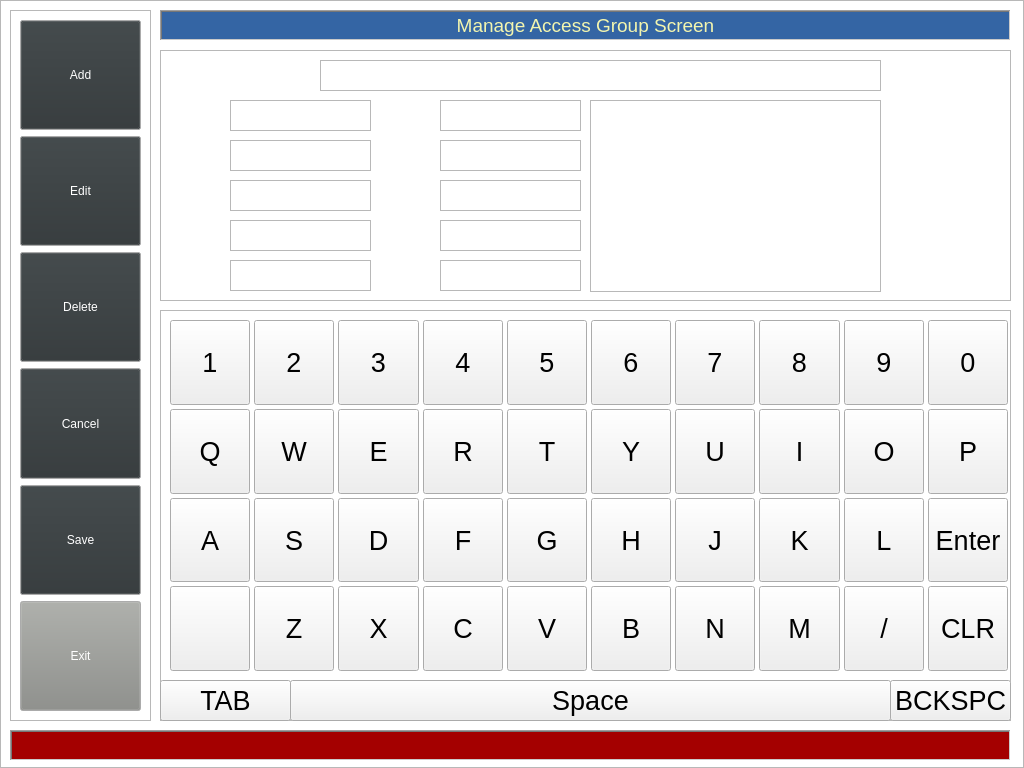
swodaemkram/aces, file access_group.ui: the form before one commit.
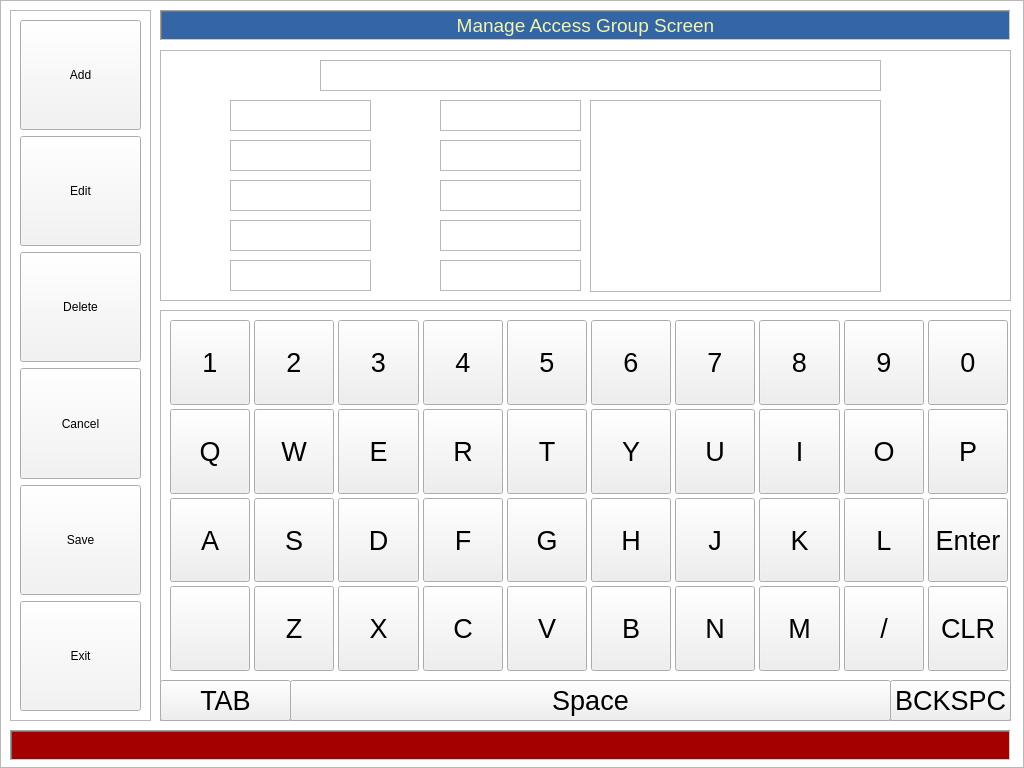
The form after the commit. Icons and pictures are not drawn.

```diff
--- a/access_group.ui
+++ b/access_group.ui
@@ -1295,18 +1295,18 @@
           <colorrole role="Button">
            <brush brushstyle="SolidPattern">
             <color alpha="255">
-             <red>46</red>
-             <green>52</green>
-             <blue>54</blue>
+             <red>243</red>
+             <green>243</green>
+             <blue>243</blue>
             </color>
            </brush>
           </colorrole>
           <colorrole role="ButtonText">
            <brush brushstyle="SolidPattern">
             <color alpha="255">
-             <red>255</red>
-             <green>255</green>
-             <blue>255</blue>
+             <red>0</red>
+             <green>0</green>
+             <blue>0</blue>
             </color>
            </brush>
           </colorrole>
@@ -1315,18 +1315,18 @@
           <colorrole role="Button">
            <brush brushstyle="SolidPattern">
             <color alpha="255">
-             <red>46</red>
-             <green>52</green>
-             <blue>54</blue>
+             <red>243</red>
+             <green>243</green>
+             <blue>243</blue>
             </color>
            </brush>
           </colorrole>
           <colorrole role="ButtonText">
            <brush brushstyle="SolidPattern">
             <color alpha="255">
-             <red>255</red>
-             <green>255</green>
-             <blue>255</blue>
+             <red>0</red>
+             <green>0</green>
+             <blue>0</blue>
             </color>
            </brush>
           </colorrole>
@@ -1335,9 +1335,9 @@
           <colorrole role="Button">
            <brush brushstyle="SolidPattern">
             <color alpha="255">
-             <red>46</red>
-             <green>52</green>
-             <blue>54</blue>
+             <red>243</red>
+             <green>243</green>
+             <blue>243</blue>
             </color>
            </brush>
           </colorrole>
@@ -1372,9 +1372,9 @@
           <colorrole role="Button">
            <brush brushstyle="SolidPattern">
             <color alpha="255">
-             <red>46</red>
-             <green>52</green>
-             <blue>54</blue>
+             <red>243</red>
+             <green>243</green>
+             <blue>243</blue>
             </color>
            </brush>
           </colorrole>
@@ -1390,9 +1390,9 @@
           <colorrole role="ButtonText">
            <brush brushstyle="SolidPattern">
             <color alpha="255">
-             <red>255</red>
-             <green>255</green>
-             <blue>255</blue>
+             <red>0</red>
+             <green>0</green>
+             <blue>0</blue>
             </color>
            </brush>
           </colorrole>
@@ -1401,9 +1401,9 @@
           <colorrole role="Button">
            <brush brushstyle="SolidPattern">
             <color alpha="255">
-             <red>46</red>
-             <green>52</green>
-             <blue>54</blue>
+             <red>243</red>
+             <green>243</green>
+             <blue>243</blue>
             </color>
            </brush>
           </colorrole>
@@ -1419,9 +1419,9 @@
           <colorrole role="ButtonText">
            <brush brushstyle="SolidPattern">
             <color alpha="255">
-             <red>255</red>
-             <green>255</green>
-             <blue>255</blue>
+             <red>0</red>
+             <green>0</green>
+             <blue>0</blue>
             </color>
            </brush>
           </colorrole>
@@ -1430,9 +1430,9 @@
           <colorrole role="Button">
            <brush brushstyle="SolidPattern">
             <color alpha="255">
-             <red>46</red>
-             <green>52</green>
-             <blue>54</blue>
+             <red>243</red>
+             <green>243</green>
+             <blue>243</blue>
             </color>
            </brush>
           </colorrole>
@@ -1476,18 +1476,18 @@
           <colorrole role="Button">
            <brush brushstyle="SolidPattern">
             <color alpha="255">
-             <red>46</red>
-             <green>52</green>
-             <blue>54</blue>
+             <red>243</red>
+             <green>243</green>
+             <blue>243</blue>
             </color>
            </brush>
           </colorrole>
           <colorrole role="ButtonText">
            <brush brushstyle="SolidPattern">
             <color alpha="255">
-             <red>255</red>
-             <green>255</green>
-             <blue>255</blue>
+             <red>0</red>
+             <green>0</green>
+             <blue>0</blue>
             </color>
            </brush>
           </colorrole>
@@ -1496,18 +1496,18 @@
           <colorrole role="Button">
            <brush brushstyle="SolidPattern">
             <color alpha="255">
-             <red>46</red>
-             <green>52</green>
-             <blue>54</blue>
+             <red>243</red>
+             <green>243</green>
+             <blue>243</blue>
             </color>
            </brush>
           </colorrole>
           <colorrole role="ButtonText">
            <brush brushstyle="SolidPattern">
             <color alpha="255">
-             <red>255</red>
-             <green>255</green>
-             <blue>255</blue>
+             <red>0</red>
+             <green>0</green>
+             <blue>0</blue>
             </color>
            </brush>
           </colorrole>
@@ -1516,9 +1516,9 @@
           <colorrole role="Button">
            <brush brushstyle="SolidPattern">
             <color alpha="255">
-             <red>46</red>
-             <green>52</green>
-             <blue>54</blue>
+             <red>243</red>
+             <green>243</green>
+             <blue>243</blue>
             </color>
            </brush>
           </colorrole>
@@ -1553,18 +1553,18 @@
           <colorrole role="Button">
            <brush brushstyle="SolidPattern">
             <color alpha="255">
-             <red>46</red>
-             <green>52</green>
-             <blue>54</blue>
+             <red>243</red>
+             <green>243</green>
+             <blue>243</blue>
             </color>
            </brush>
           </colorrole>
           <colorrole role="ButtonText">
            <brush brushstyle="SolidPattern">
             <color alpha="255">
-             <red>255</red>
-             <green>255</green>
-             <blue>255</blue>
+             <red>0</red>
+             <green>0</green>
+             <blue>0</blue>
             </color>
            </brush>
           </colorrole>
@@ -1573,18 +1573,18 @@
           <colorrole role="Button">
            <brush brushstyle="SolidPattern">
             <color alpha="255">
-             <red>46</red>
-             <green>52</green>
-             <blue>54</blue>
+             <red>243</red>
+             <green>243</green>
+             <blue>243</blue>
             </color>
            </brush>
           </colorrole>
           <colorrole role="ButtonText">
            <brush brushstyle="SolidPattern">
             <color alpha="255">
-             <red>255</red>
-             <green>255</green>
-             <blue>255</blue>
+             <red>0</red>
+             <green>0</green>
+             <blue>0</blue>
             </color>
            </brush>
           </colorrole>
@@ -1593,9 +1593,9 @@
           <colorrole role="Button">
            <brush brushstyle="SolidPattern">
             <color alpha="255">
-             <red>46</red>
-             <green>52</green>
-             <blue>54</blue>
+             <red>243</red>
+             <green>243</green>
+             <blue>243</blue>
             </color>
            </brush>
           </colorrole>
@@ -1630,18 +1630,18 @@
           <colorrole role="Button">
            <brush brushstyle="SolidPattern">
             <color alpha="255">
-             <red>46</red>
-             <green>52</green>
-             <blue>54</blue>
+             <red>243</red>
+             <green>243</green>
+             <blue>243</blue>
             </color>
            </brush>
           </colorrole>
           <colorrole role="ButtonText">
            <brush brushstyle="SolidPattern">
             <color alpha="255">
-             <red>255</red>
-             <green>255</green>
-             <blue>255</blue>
+             <red>0</red>
+             <green>0</green>
+             <blue>0</blue>
             </color>
            </brush>
           </colorrole>
@@ -1650,18 +1650,18 @@
           <colorrole role="Button">
            <brush brushstyle="SolidPattern">
             <color alpha="255">
-             <red>46</red>
-             <green>52</green>
-             <blue>54</blue>
+             <red>243</red>
+             <green>243</green>
+             <blue>243</blue>
             </color>
            </brush>
           </colorrole>
           <colorrole role="ButtonText">
            <brush brushstyle="SolidPattern">
             <color alpha="255">
-             <red>255</red>
-             <green>255</green>
-             <blue>255</blue>
+             <red>0</red>
+             <green>0</green>
+             <blue>0</blue>
             </color>
            </brush>
           </colorrole>
@@ -1670,9 +1670,9 @@
           <colorrole role="Button">
            <brush brushstyle="SolidPattern">
             <color alpha="255">
-             <red>46</red>
-             <green>52</green>
-             <blue>54</blue>
+             <red>243</red>
+             <green>243</green>
+             <blue>243</blue>
             </color>
            </brush>
           </colorrole>
@@ -1707,18 +1707,18 @@
           <colorrole role="Button">
            <brush brushstyle="SolidPattern">
             <color alpha="255">
-             <red>136</red>
-             <green>138</green>
-             <blue>133</blue>
+             <red>243</red>
+             <green>243</green>
+             <blue>243</blue>
             </color>
            </brush>
           </colorrole>
           <colorrole role="ButtonText">
            <brush brushstyle="SolidPattern">
             <color alpha="255">
-             <red>255</red>
-             <green>255</green>
-             <blue>255</blue>
+             <red>0</red>
+             <green>0</green>
+             <blue>0</blue>
             </color>
            </brush>
           </colorrole>
@@ -1727,18 +1727,18 @@
           <colorrole role="Button">
            <brush brushstyle="SolidPattern">
             <color alpha="255">
-             <red>136</red>
-             <green>138</green>
-             <blue>133</blue>
+             <red>243</red>
+             <green>243</green>
+             <blue>243</blue>
             </color>
            </brush>
           </colorrole>
           <colorrole role="ButtonText">
            <brush brushstyle="SolidPattern">
             <color alpha="255">
-             <red>255</red>
-             <green>255</green>
-             <blue>255</blue>
+             <red>0</red>
+             <green>0</green>
+             <blue>0</blue>
             </color>
            </brush>
           </colorrole>
@@ -1747,9 +1747,9 @@
           <colorrole role="Button">
            <brush brushstyle="SolidPattern">
             <color alpha="255">
-             <red>136</red>
-             <green>138</green>
-             <blue>133</blue>
+             <red>243</red>
+             <green>243</green>
+             <blue>243</blue>
             </color>
            </brush>
           </colorrole>
```
